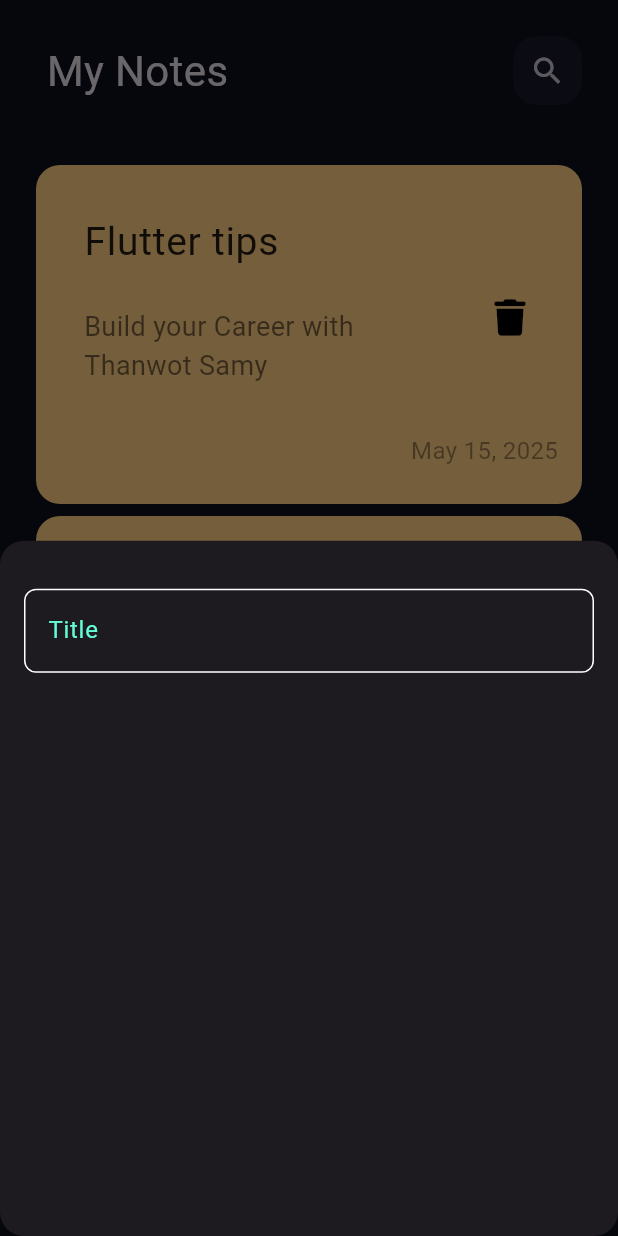
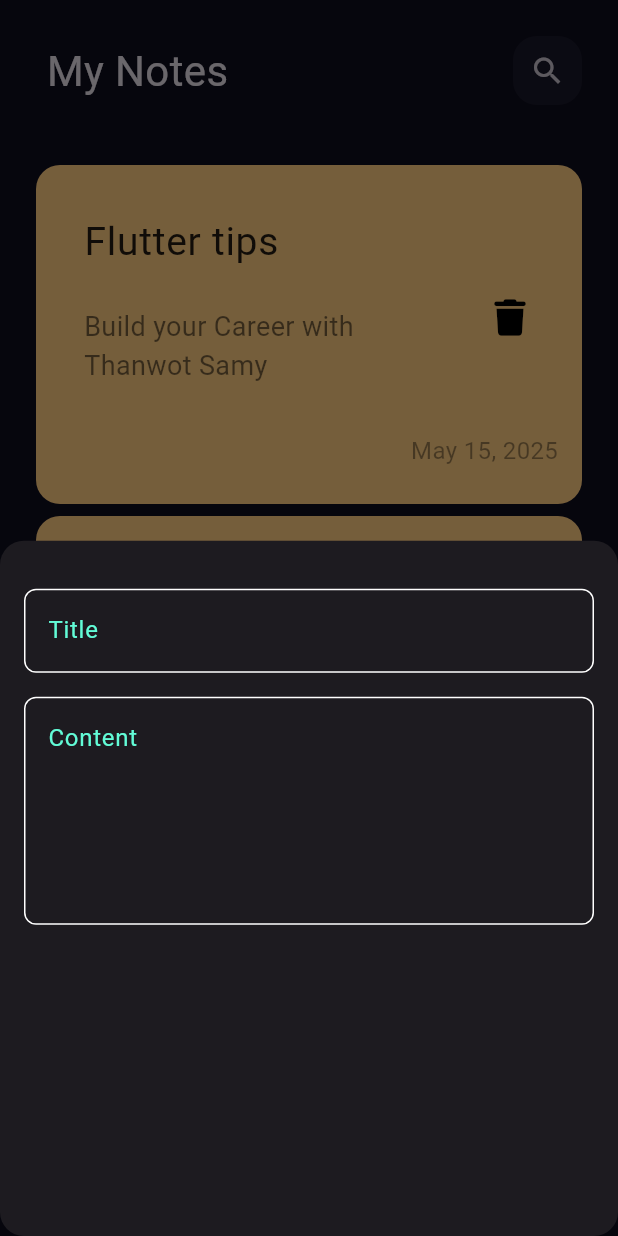
Before and after one commit to AhmedRabea4458/notes_app1, a Flutter app: the screen it shows after launch, after a tap on the "add" icon, on a phone screen of 412 x 824 dp. Run offline on Flutter 3.47's test engine with Material 3 defaults, Android fonts, the phone set to English and light mode, and no system bars; our stand-ins replace font_awesome_flutter.

Commit message:
add fields to bottom sheet

```diff
--- a/lib/Views/Widgets/Custom _text_field.dart
+++ b/lib/Views/Widgets/Custom _text_field.dart
@@ -3,14 +3,21 @@ import 'package:flutter/material.dart';
 import 'Constants.dart';
 
 class CustomTextField extends StatelessWidget {
-  const CustomTextField({super.key});
+ const  CustomTextField({super.key,
+    required this.hint, this.MaxLines=1
+  });
+
+  final String hint;
+  final int MaxLines;
+
 
   @override
   Widget build(BuildContext context) {
     return TextField(
       cursorColor:  kPrimaryColor,
+      maxLines: MaxLines,
       decoration: InputDecoration(
-        hintText: "Title",
+        hintText: hint,
         hintStyle: TextStyle(
           color: kPrimaryColor,
         ),
--- a/lib/Views/Widgets/add_note_bottom_sheet.dart
+++ b/lib/Views/Widgets/add_note_bottom_sheet.dart
@@ -9,7 +9,12 @@ class AddNoteBottomSheet extends StatelessWidget {
       padding: const EdgeInsets.only(right: 16,left: 16),
       child: Column(children: [
         SizedBox(height: 32),
-       CustomTextField()
+       CustomTextField(hint: "Title",),
+        SizedBox(height: 16),
+        CustomTextField(hint: "Content"
+        ,MaxLines: 5,
+        )
+
       ],
       ),
     );
```
